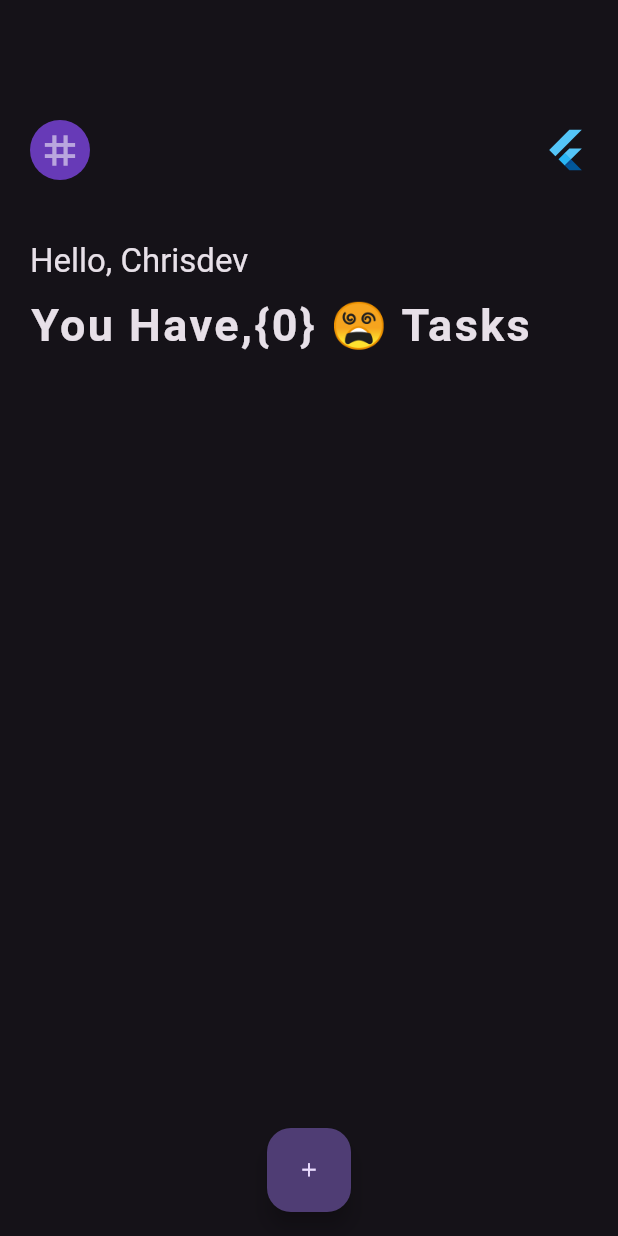
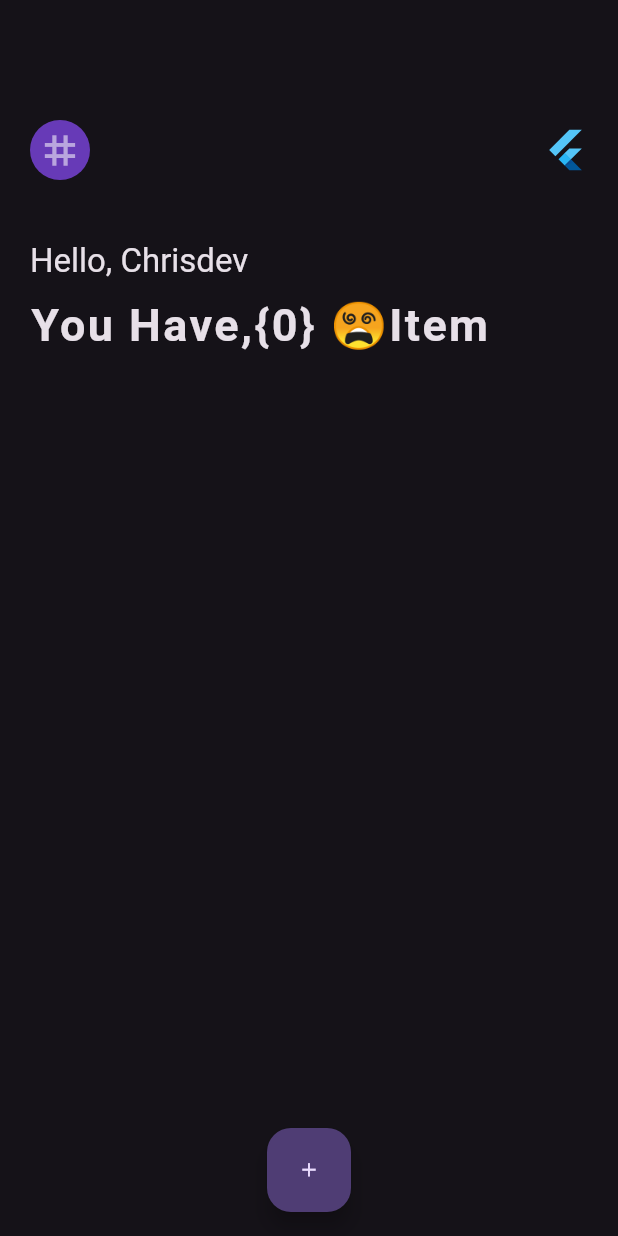
Before and after one commit to chrisokoriedev/daily_item_stream, a Flutter app: the screen it shows after launch, on a phone screen of 412 x 824 dp. Run offline on Flutter 3.47's test engine with Material 2 defaults, Android fonts, the phone set to English and light mode, and no system bars; our stand-ins replace flutter_hooks, hive, hive_flutter, hooks_riverpod; accounts and stored records are empty.

Commit message:
update title

```diff
--- a/lib/ui/home/home.dart
+++ b/lib/ui/home/home.dart
@@ -3,6 +3,13 @@ import 'package:flutter/cupertino.dart';
 import '../../core/app_import.dart';
 import '../../core/respo_delete.dart';
 
+/// Homepage widget which displays the homepage UI.
+///
+/// Extends [ConsumerWidget] to access Riverpod state.
+///
+/// Builds the main UI with app bar, greeting, task count, list of tasks.
+/// Opens the [WriteBottomSheet] modal sheet when [FloatingActionButton] is pressed.
+/// Manages unfocusing when tapped.
 class Homepage extends ConsumerWidget {
   const Homepage({super.key});
 
@@ -81,7 +88,7 @@ class Homepage extends ConsumerWidget {
                                     letterSpacing: 1.6),
                               ),
                               Text(
-                                ' Tasks',
+                                data.length <= 1 ? 'Item' : "Items",
                                 style: textStyle.titleLarge!.copyWith(
                                     fontSize: 30,
                                     fontWeight: FontWeight.w600,
@@ -141,7 +148,8 @@ class Homepage extends ConsumerWidget {
                                           },
                                           child: const Icon(
                                             CupertinoIcons.delete,
-                                            color: Color.fromARGB(255, 118, 53, 49),
+                                            color: Color.fromARGB(
+                                                255, 118, 53, 49),
                                           )))
                                 ],
                               ))
```
